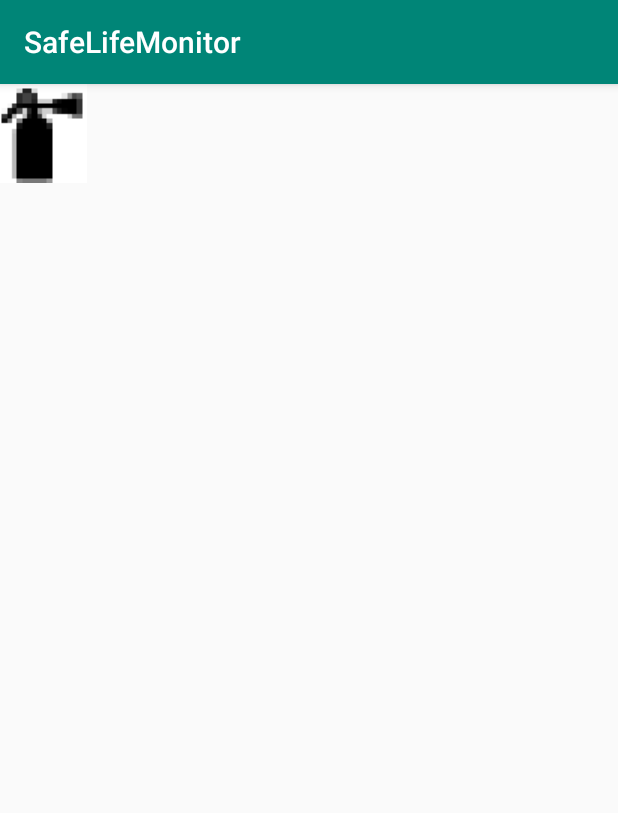
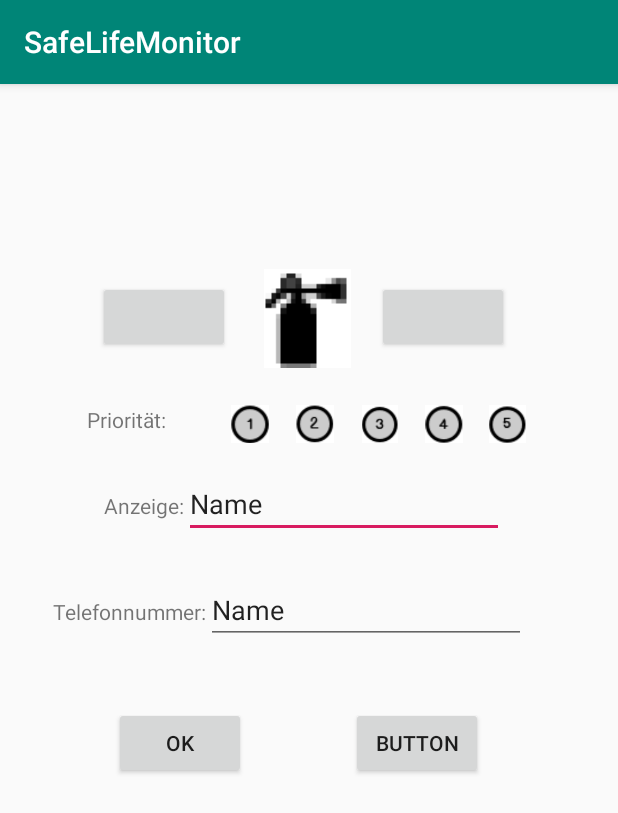
Before and after one commit to MartinBartolome/SafeLifeMonitor, an Android app: the ContactProperties screen opened directly, with no data from a screen before it, on a phone screen of 412 x 824 dp. Shown: the top 813 px of the screen. Run offline under Robolectric (Android 15) with nearby library versions, the phone set to English and light mode, and no system bars; 2 statements that could not run were skipped.

Commit message:
etwas mehr  GUI

```diff
--- a/app/src/main/java/schutzengel/com/safelifemonitor/Database/IDatabase.java
+++ b/app/src/main/java/schutzengel/com/safelifemonitor/Database/IDatabase.java
@@ -7,5 +7,6 @@ public interface IDatabase {
     ApplicationProperties getApplicationProperties();
     ContactProperties getContactProperties(ContactProperties.Priority priority);
     void set(ContactProperties properties);
+    void set(ArrayList<ContactProperties> properties);
     void set(ApplicationProperties properties);
 }
--- a/app/src/main/res/layout/contact_properties.xml
+++ b/app/src/main/res/layout/contact_properties.xml
@@ -10,7 +10,172 @@
         android:id="@+id/ContactImage"
         android:layout_width="wrap_content"
         android:layout_height="wrap_content"
-        app:srcCompat="@drawable/firefighter"
-        tools:layout_editor_absoluteX="176dp"
-        tools:layout_editor_absoluteY="123dp" />
+        android:layout_marginStart="176dp"
+        android:layout_marginLeft="176dp"
+        android:layout_marginTop="123dp"
+        app:layout_constraintStart_toStartOf="parent"
+        app:layout_constraintTop_toTopOf="parent"
+        app:srcCompat="@drawable/firefighter" />
+
+    <Button
+        android:id="@+id/ButtonLeft"
+        android:layout_width="wrap_content"
+        android:layout_height="wrap_content"
+        android:layout_marginStart="65dp"
+        android:layout_marginLeft="65dp"
+        android:layout_marginTop="131dp"
+        android:onClick="LeftImage"
+        android:text=""
+        app:layout_constraintStart_toStartOf="parent"
+        app:layout_constraintTop_toTopOf="parent" />
+
+    <Button
+        android:id="@+id/ButtonRight"
+        android:layout_width="wrap_content"
+        android:layout_height="wrap_content"
+        android:layout_marginStart="251dp"
+        android:layout_marginLeft="251dp"
+        android:layout_marginTop="131dp"
+        android:onClick="RightImage"
+        android:text=""
+        app:layout_constraintStart_toStartOf="parent"
+        app:layout_constraintTop_toTopOf="parent" />
+
+    <LinearLayout
+        android:layout_width="302dp"
+        android:layout_height="25dp"
+        android:layout_marginStart="58dp"
+        android:layout_marginLeft="58dp"
+        android:layout_marginTop="214dp"
+        android:orientation="horizontal"
+        app:layout_constraintStart_toStartOf="parent"
+        app:layout_constraintTop_toTopOf="parent">
+
+        <TextView
+            android:id="@+id/textView"
+            android:layout_width="126dp"
+            android:layout_height="match_parent"
+            android:layout_weight="1"
+            android:text="Priorität:" />
+
+        <ImageView
+            android:id="@+id/ImagePriority1"
+            android:layout_width="wrap_content"
+            android:layout_height="wrap_content"
+            android:layout_weight="1"
+            android:clickable="true"
+            android:onClick="ChangeContact"
+            app:srcCompat="@drawable/priority1" />
+
+        <ImageView
+            android:id="@+id/ImagePriority2"
+            android:layout_width="wrap_content"
+            android:layout_height="wrap_content"
+            android:layout_weight="1"
+            android:clickable="true"
+            android:onClick="ChangeContact"
+            app:srcCompat="@drawable/priority2" />
+
+        <ImageView
+            android:id="@+id/ImagePriority3"
+            android:layout_width="wrap_content"
+            android:layout_height="wrap_content"
+            android:layout_weight="1"
+            android:clickable="true"
+            android:onClick="ChangeContact"
+            app:srcCompat="@drawable/priority3" />
+
+        <ImageView
+            android:id="@+id/ImagePriority4"
+            android:layout_width="wrap_content"
+            android:layout_height="wrap_content"
+            android:layout_weight="1"
+            android:clickable="true"
+            android:onClick="ChangeContact"
+            app:srcCompat="@drawable/priority4" />
+
+        <ImageView
+            android:id="@+id/ImagePriority5"
+            android:layout_width="wrap_content"
+            android:layout_height="wrap_content"
+            android:layout_weight="1"
+            android:clickable="true"
+            android:onClick="ChangeContact"
+            app:srcCompat="@drawable/priority5" />
+    </LinearLayout>
+
+    <Button
+        android:id="@+id/ButtonSave"
+        android:layout_width="wrap_content"
+        android:layout_height="wrap_content"
+        android:layout_marginStart="76dp"
+        android:layout_marginLeft="76dp"
+        android:layout_marginTop="415dp"
+        android:onClick="Save"
+        android:text="@android:string/ok"
+        app:layout_constraintStart_toStartOf="parent"
+        app:layout_constraintTop_toTopOf="parent" />
+
+    <Button
+        android:id="@+id/ButtonClose"
+        android:layout_width="wrap_content"
+        android:layout_height="wrap_content"
+        android:layout_marginStart="234dp"
+        android:layout_marginLeft="234dp"
+        android:layout_marginTop="415dp"
+        android:text="Button"
+        app:layout_constraintStart_toStartOf="parent"
+        app:layout_constraintTop_toTopOf="parent" />
+
+    <LinearLayout
+        android:layout_width="273dp"
+        android:layout_height="53dp"
+        android:layout_marginStart="69dp"
+        android:layout_marginLeft="69dp"
+        android:layout_marginTop="257dp"
+        android:orientation="horizontal"
+        app:layout_constraintStart_toStartOf="parent"
+        app:layout_constraintTop_toTopOf="parent">
+
+        <TextView
+            android:id="@+id/textView2"
+            android:layout_width="wrap_content"
+            android:layout_height="wrap_content"
+            android:text="Anzeige:" />
+
+        <EditText
+            android:id="@+id/descriptionEdit"
+            android:layout_width="wrap_content"
+            android:layout_height="wrap_content"
+            android:ems="10"
+            android:inputType="textPersonName"
+            android:text="Name" />
+
+    </LinearLayout>
+
+    <LinearLayout
+        android:layout_width="341dp"
+        android:layout_height="57dp"
+        android:layout_marginStart="35dp"
+        android:layout_marginLeft="35dp"
+        android:layout_marginTop="328dp"
+        android:orientation="horizontal"
+        app:layout_constraintStart_toStartOf="parent"
+        app:layout_constraintTop_toTopOf="parent">
+
+        <TextView
+            android:id="@+id/textView3"
+            android:layout_width="wrap_content"
+            android:layout_height="wrap_content"
+            android:text="Telefonnummer:" />
+
+        <EditText
+            android:id="@+id/TelephoneEdit"
+            android:layout_width="wrap_content"
+            android:layout_height="wrap_content"
+            android:ems="10"
+            android:inputType="textPersonName"
+            android:text="Name" />
+    </LinearLayout>
+
 </androidx.constraintlayout.widget.ConstraintLayout>
```
Also changed, not shown: app/src/main/java/schutzengel/com/safelifemonitor/Database/Drivers/SQLite/Driver.java (+7 -0 lines), app/src/main/java/schutzengel/com/safelifemonitor/HMI/ContactProperties.java (+79 -11 lines), app/src/main/java/schutzengel/com/safelifemonitor/HMI/Main.java (+28 -22 lines).
